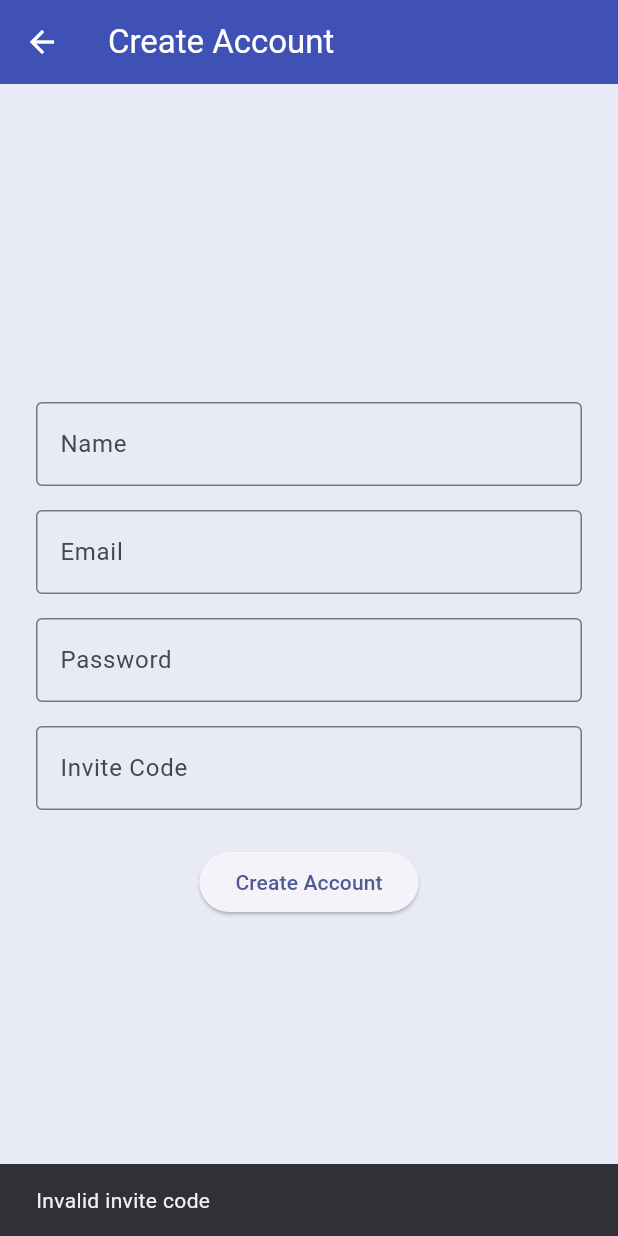
After one commit to jennyyom/church-reimbursement-platform, a Flutter app: the SignupPage screen opened directly, after a tap on "Create Account", on a phone screen of 412 x 824 dp. The commit adds this screen. Run offline on Flutter 3.47's test engine with Material 3 defaults, Android fonts, the phone set to English and light mode, and no system bars; our stand-ins replace cloud_firestore, firebase_auth, firebase_core, firebase_storage, image_picker; accounts and stored records are empty.

Commit message:
feat: add signup page with invite code and church selection

```diff
--- a/lib/pages/login_page.dart
+++ b/lib/pages/login_page.dart
@@ -2,6 +2,7 @@ import 'package:flutter/material.dart';
 import 'package:firebase_auth/firebase_auth.dart';   //firebase 로그인 기능 가져오기
 import 'package:cloud_firestore/cloud_firestore.dart';
 import 'home_page.dart'; // UserHomePage, ApproverHomePage, AdminHomePage 있는 파일
+import 'signup_page.dart';
 
 //StatefulWidget 상태 변화가 있는 화면(입력값 로딩등) 원래는 StatelessWidget였음
 class LoginPage extends StatefulWidget {
@@ -105,6 +106,17 @@ class _LoginPageState extends State<LoginPage> {
                     onPressed: _signIn,   //버튼 누르면 _signIn 실행
                     child: const Text('Sign In'),
                   ),
+
+                  const SizedBox(height: 16),
+                  TextButton(
+                    onPressed: () {
+                      Navigator.push(
+                        context,
+                        MaterialPageRoute(builder: (_) => const SignupPage()),
+                      );
+                    },
+                    child: const Text("Don't have an account? Sign up"),
+                  ),
           ],
         ),
       ),
--- /dev/null
+++ b/lib/pages/signup_page.dart
@@ -0,0 +1,137 @@
+import 'package:flutter/material.dart';
+import 'package:firebase_auth/firebase_auth.dart';
+import 'package:cloud_firestore/cloud_firestore.dart';
+import '../models/app_user.dart';
+
+class SignupPage extends StatefulWidget {
+  const SignupPage({super.key});
+
+  @override
+  State<SignupPage> createState() => _SignupPageState();
+}
+
+class _SignupPageState extends State<SignupPage> {
+  final _nameController = TextEditingController();
+  final _emailController = TextEditingController();
+  final _passwordController = TextEditingController();
+  final _inviteCodeController = TextEditingController();
+  bool _isLoading = false;
+
+  Future<void> _signUp() async {
+    setState(() => _isLoading = true);
+
+    try {
+      // 1. 초대 코드로 교회 찾기
+      final churchQuery = await FirebaseFirestore.instance
+          .collection('churches')
+          .where('inviteCode', isEqualTo: _inviteCodeController.text.trim())
+          .get();
+
+      if (churchQuery.docs.isEmpty) {
+        if (!mounted) return;
+        ScaffoldMessenger.of(context).showSnackBar(
+          const SnackBar(content: Text('Invalid invite code')),
+        );
+        setState(() => _isLoading = false);
+        return;
+      }
+
+      final churchId = churchQuery.docs.first.id;
+
+      // 2. Firebase Auth 회원가입
+      final credential = await FirebaseAuth.instance
+          .createUserWithEmailAndPassword(
+        email: _emailController.text.trim(),
+        password: _passwordController.text.trim(),
+      );
+
+      final uid = credential.user!.uid;
+
+      // 3. Firestore users 컬렉션에 저장
+      final appUser = AppUser(
+        uid: uid,
+        name: _nameController.text.trim(),
+        email: _emailController.text.trim(),
+        churchId: churchId,
+        role: UserRole.member,
+      );
+
+      await FirebaseFirestore.instance
+          .collection('users')
+          .doc(uid)
+          .set(appUser.toFirestore());
+
+      if (!mounted) return;
+      ScaffoldMessenger.of(context).showSnackBar(
+        const SnackBar(content: Text('Account created successfully!')),
+      );
+      Navigator.pop(context); // 로그인 페이지로 돌아가기
+
+    } catch (e) {
+      if (!mounted) return;
+      ScaffoldMessenger.of(context).showSnackBar(
+        SnackBar(content: Text('Signup failed: $e')),
+      );
+    }
+    setState(() => _isLoading = false);
+  }
+
+  @override
+  Widget build(BuildContext context) {
+    return Scaffold(
+      backgroundColor: Colors.indigo.shade50,
+      appBar: AppBar(
+        title: const Text('Create Account'),
+        backgroundColor: Colors.indigo,
+        foregroundColor: Colors.white,
+      ),
+      body: Padding(
+        padding: const EdgeInsets.all(24.0),
+        child: Column(
+          mainAxisAlignment: MainAxisAlignment.center,
+          children: [
+            TextField(
+              controller: _nameController,
+              decoration: const InputDecoration(
+                labelText: 'Name',
+                border: OutlineInputBorder(),
+              ),
+            ),
+            const SizedBox(height: 16),
+            TextField(
+              controller: _emailController,
+              decoration: const InputDecoration(
+                labelText: 'Email',
+                border: OutlineInputBorder(),
+              ),
+            ),
+            const SizedBox(height: 16),
+            TextField(
+              controller: _passwordController,
+              obscureText: true,
+              decoration: const InputDecoration(
+                labelText: 'Password',
+                border: OutlineInputBorder(),
+              ),
+            ),
+            const SizedBox(height: 16),
+            TextField(
+              controller: _inviteCodeController,
+              decoration: const InputDecoration(
+                labelText: 'Invite Code',
+                border: OutlineInputBorder(),
+              ),
+            ),
+            const SizedBox(height: 24),
+            _isLoading
+                ? const CircularProgressIndicator()
+                : ElevatedButton(
+                    onPressed: _signUp,
+                    child: const Text('Create Account'),
+                  ),
+          ],
+        ),
+      ),
+    );
+  }
+}
```
